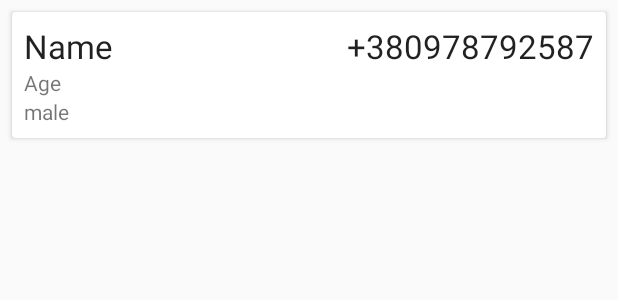
After one commit to artim-anton/Coworkers, an Android app: the layout coworker_item.xml on its own in the app's theme, with its tools: preview values and no code run, on a phone screen of 412 x 824 dp. The commit adds this screen. Shown: the top 300 px of the screen. Run offline under Robolectric (Android 15) with nearby library versions, the phone set to English and light mode, and no system bars.

Commit message:
add Repository, ViewModel, RecyclerView, Adapter

```diff
--- a/app/build.gradle
+++ b/app/build.gradle
@@ -23,6 +23,8 @@ android {
 }
 
 dependencies {
+    implementation 'androidx.recyclerview:recyclerview:1.1.0'
+    implementation 'androidx.lifecycle:lifecycle-extensions:2.2.0'
     def lifecycle_version = "2.2.0"
     def room_version = "2.2.5"
     implementation fileTree(dir: "libs", include: ["*.jar"])
@@ -40,4 +42,5 @@ dependencies {
     implementation "androidx.room:room-runtime:$room_version"
     annotationProcessor "androidx.room:room-compiler:$room_version"
 
+
 }
--- a/app/src/main/java/com/artimanton/coworkers/CoworkerDao.java
+++ b/app/src/main/java/com/artimanton/coworkers/CoworkerDao.java
@@ -29,4 +29,7 @@ public interface CoworkerDao {
 
     @Delete
     void delete(Coworker coworker);
+
+    @Query("DELETE FROM bws_coworkers")
+    void deleteAllCoworker();
 }
--- /dev/null
+++ b/app/src/main/res/layout/coworker_item.xml
@@ -0,0 +1,45 @@
+<?xml version="1.0" encoding="utf-8"?>
+<androidx.cardview.widget.CardView xmlns:android="http://schemas.android.com/apk/res/android"
+    android:layout_width="match_parent"
+    android:layout_height="wrap_content"
+    android:layout_marginEnd="8dp"
+    android:layout_marginStart="8dp"
+    android:layout_marginTop="8dp">
+
+    <RelativeLayout
+        android:layout_width="wrap_content"
+        android:layout_height="wrap_content"
+        android:padding="8dp">
+
+        <TextView
+            android:id="@+id/text_view_phone"
+            android:layout_width="wrap_content"
+            android:layout_height="wrap_content"
+            android:layout_alignParentEnd="true"
+            android:text="+380978792587"
+            android:textAppearance="@style/TextAppearance.AppCompat.Large" />
+        <TextView
+            android:id="@+id/text_view_name"
+            android:layout_width="wrap_content"
+            android:layout_height="wrap_content"
+            android:layout_alignParentStart="true"
+            android:layout_toStartOf="@id/text_view_phone"
+            android:ellipsize="end"
+            android:maxLines="1"
+            android:text="Name"
+            android:textAppearance="@style/TextAppearance.AppCompat.Large" />
+        <TextView
+            android:id="@+id/text_view_age"
+            android:layout_width="wrap_content"
+            android:layout_height="wrap_content"
+            android:layout_below="@id/text_view_name"
+            android:text="Age" />
+        <TextView
+            android:id="@+id/text_view_gender"
+            android:layout_width="wrap_content"
+            android:layout_height="wrap_content"
+            android:layout_below="@id/text_view_age"
+            android:text="male" />
+    </RelativeLayout>
+
+</androidx.cardview.widget.CardView>
```
Also changed, not shown: app/src/main/java/com/artimanton/coworkers/CoworkerAdapter.java (added, +53 -0 lines), app/src/main/java/com/artimanton/coworkers/CoworkerRepository.java (added, +77 -0 lines), app/src/main/java/com/artimanton/coworkers/CoworkerViewModel.java (added, +36 -0 lines), app/src/main/java/com/artimanton/coworkers/MainActivity.java (+21 -0 lines), app/src/main/res/layout/activity_main.xml (+6 -8 lines).
